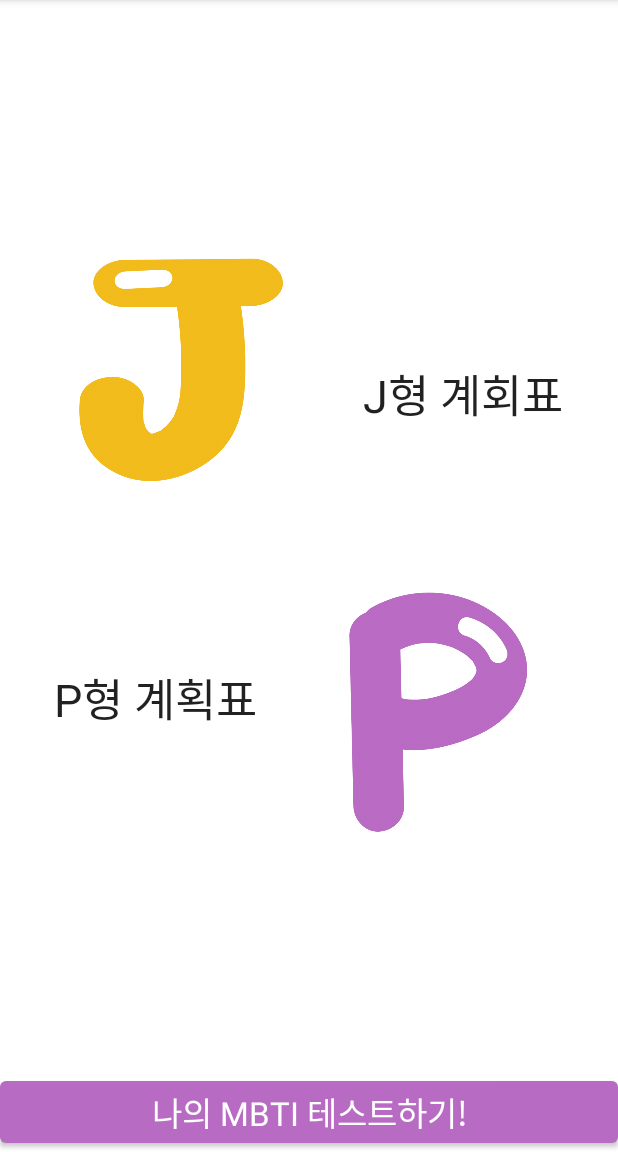
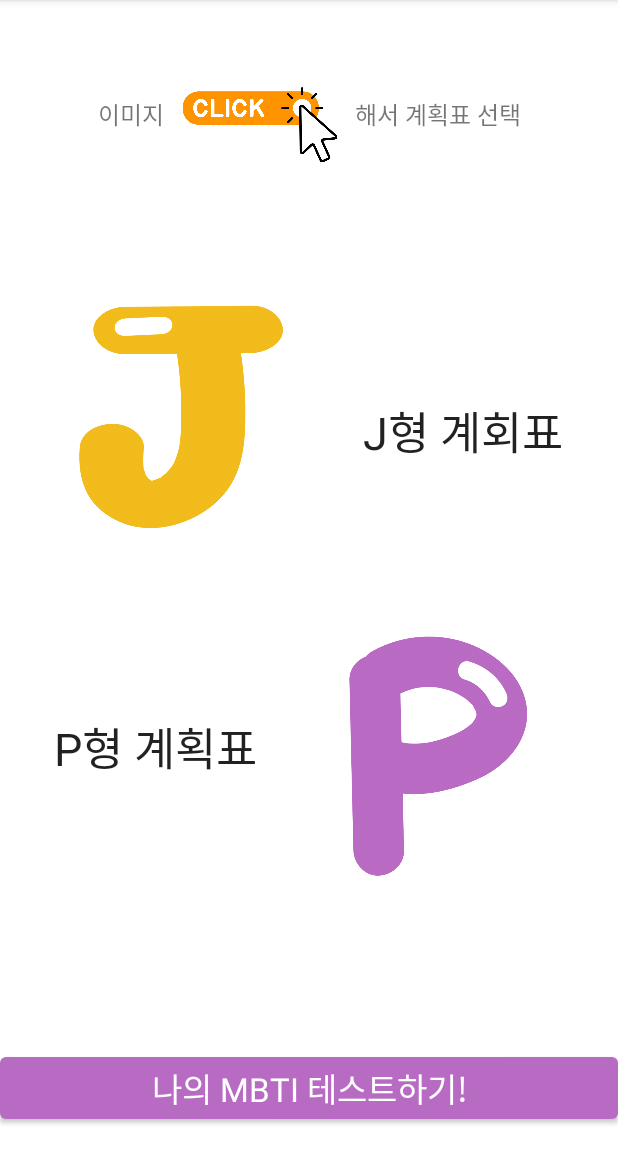
Before and after one commit to qwertybbk/ToDoApp, an Android app: the screen it shows after launch (MainActivity), on a phone screen of 412 x 824 dp, the part 84-1236 px from its top. Run offline under Robolectric (Android 15) with nearby library versions, the phone set to English and light mode, and no system bars.

Commit message:
이미지 클릭 문구 추가

```diff
--- a/app/src/main/res/layout/activity_main.xml
+++ b/app/src/main/res/layout/activity_main.xml
@@ -10,17 +10,30 @@
         android:id="@+id/buttonLink"
         android:layout_width="match_parent"
         android:layout_height="wrap_content"
+        android:layout_marginBottom="16dp"
         android:text="나의 MBTI 테스트하기!"
         android:textAppearance="@style/TextAppearance.AppCompat.Large"
         app:layout_constraintBottom_toBottomOf="parent"
         app:layout_constraintEnd_toEndOf="parent"
         app:layout_constraintStart_toStartOf="parent" />
 
+    <ImageView
+        android:id="@+id/imageJ"
+        android:layout_width="200dp"
+        android:layout_height="200dp"
+        android:layout_marginTop="80dp"
+        app:layout_constraintBottom_toTopOf="@+id/textP"
+        app:layout_constraintEnd_toStartOf="@+id/textJ"
+        app:layout_constraintHorizontal_bias="0.5"
+        app:layout_constraintStart_toStartOf="parent"
+        app:layout_constraintTop_toTopOf="parent"
+        app:srcCompat="@drawable/main_j" />
+
     <TextView
         android:id="@+id/textJ"
         android:layout_width="wrap_content"
         android:layout_height="wrap_content"
-        android:layout_marginTop="150dp"
+        android:layout_marginTop="170dp"
         android:layout_marginEnd="16dp"
         android:text="@string/plan_j"
         android:textAppearance="@style/TextAppearance.AppCompat.Large"
@@ -36,7 +49,7 @@
         android:layout_width="wrap_content"
         android:layout_height="wrap_content"
         android:layout_marginStart="16dp"
-        android:layout_marginBottom="130dp"
+        android:layout_marginBottom="80dp"
         android:text="@string/plan_p"
         android:textAppearance="@style/TextAppearance.AppCompat.Large"
         android:textSize="30sp"
@@ -47,22 +60,9 @@
         app:layout_constraintTop_toBottomOf="@+id/imageJ" />
 
     <ImageView
-        android:id="@+id/imageJ"
-        android:layout_width="200dp"
-        android:layout_height="200dp"
-        android:layout_marginTop="50dp"
-        app:layout_constraintBottom_toTopOf="@+id/textP"
-        app:layout_constraintEnd_toStartOf="@+id/textJ"
-        app:layout_constraintHorizontal_bias="0.5"
-        app:layout_constraintStart_toStartOf="parent"
-        app:layout_constraintTop_toTopOf="parent"
-        app:srcCompat="@drawable/main_j" />
-
-    <ImageView
         android:id="@+id/imageP"
         android:layout_width="200dp"
         android:layout_height="200dp"
-        android:layout_marginBottom="50dp"
         app:layout_constraintBottom_toTopOf="@+id/buttonLink"
         app:layout_constraintEnd_toEndOf="parent"
         app:layout_constraintHorizontal_bias="0.5"
@@ -70,4 +70,37 @@
         app:layout_constraintTop_toBottomOf="@+id/textJ"
         app:srcCompat="@drawable/main_p" />
 
+    <ImageView
+        android:id="@+id/imageView4"
+        android:layout_width="127dp"
+        android:layout_height="55dp"
+        android:layout_marginTop="56dp"
+        app:layout_constraintEnd_toStartOf="@+id/textView2"
+        app:layout_constraintStart_toEndOf="@+id/textView"
+        app:layout_constraintTop_toTopOf="parent"
+        app:srcCompat="@drawable/click" />
+
+    <TextView
+        android:id="@+id/textView"
+        android:layout_width="wrap_content"
+        android:layout_height="wrap_content"
+        android:layout_marginTop="64dp"
+        android:text="이미지"
+        android:textSize="16sp"
+        app:layout_constraintEnd_toStartOf="@+id/imageView4"
+        app:layout_constraintHorizontal_chainStyle="packed"
+        app:layout_constraintStart_toStartOf="parent"
+        app:layout_constraintTop_toTopOf="parent" />
+
+    <TextView
+        android:id="@+id/textView2"
+        android:layout_width="wrap_content"
+        android:layout_height="wrap_content"
+        android:layout_marginTop="64dp"
+        android:text="해서 계획표 선택"
+        android:textSize="16sp"
+        app:layout_constraintEnd_toEndOf="parent"
+        app:layout_constraintStart_toEndOf="@+id/imageView4"
+        app:layout_constraintTop_toTopOf="parent" />
+
 </androidx.constraintlayout.widget.ConstraintLayout>
```
Also changed, not shown: app/src/main/res/drawable/click.png (added).
